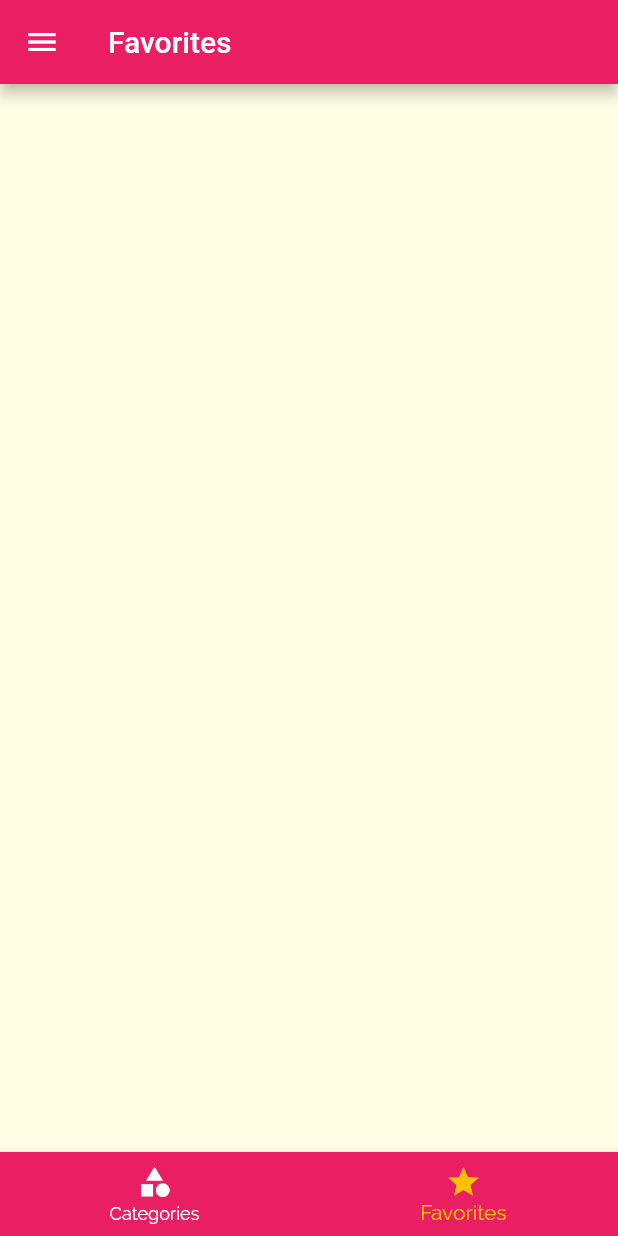
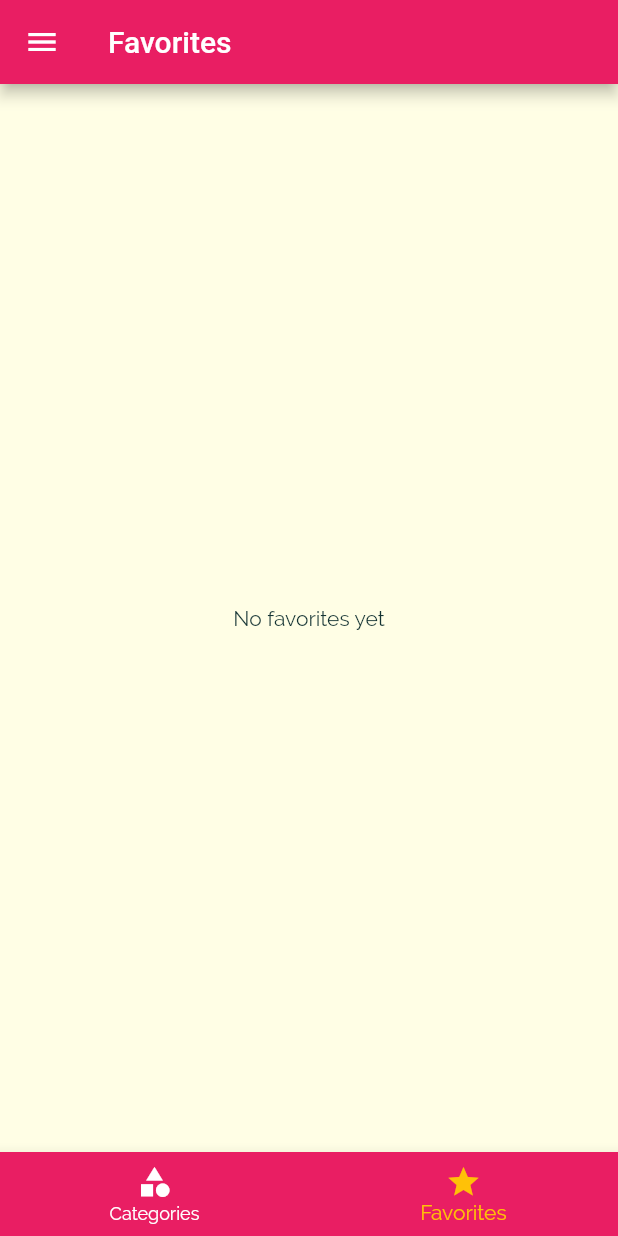
Before and after one commit to Vagabond8024/meals_app, a Flutter app: the screen it shows after launch, item 2 of the bottom bar chosen, on a phone screen of 412 x 824 dp. Run offline on Flutter 3.47's test engine with Material 2 defaults, Android fonts, the phone set to English and light mode, and no system bars.

Commit message:
added favorites screen

```diff
--- a/lib/main.dart
+++ b/lib/main.dart
@@ -1,3 +1,5 @@
+import 'dart:math';
+
 import 'package:flutter/material.dart';
 import 'package:meals_app/dummy_data.dart';
 import 'package:meals_app/models/meal.dart';
@@ -25,6 +27,7 @@ class _MyAppState extends State<MyApp> {
   };
 
   List<Meal> _availableMeals = dummyMeals;
+  List<Meal> _favoriteMeals = [];
 
   void _setFilters(Map<String, bool> filterData) {
     setState(() {
@@ -45,6 +48,25 @@ class _MyAppState extends State<MyApp> {
         return true;
       }).toList();
     });
+  }
+
+  void _toggleFavorite(String mealId) {
+    final existingIndex =
+        _favoriteMeals.indexWhere((element) => element.id == mealId);
+    if (existingIndex >= 0) {
+      setState(() {
+        _favoriteMeals.removeAt(existingIndex);
+      });
+    } else {
+      setState(() {
+        _favoriteMeals
+            .add(dummyMeals.firstWhere((element) => element.id == mealId));
+      });
+    }
+  }
+
+  bool _isMealFavorite(String id) {
+    return _favoriteMeals.any((element) => element.id == id);
   }
 
   @override
@@ -69,10 +91,11 @@ class _MyAppState extends State<MyApp> {
               )),
       initialRoute: '/',
       routes: {
-        '/': (context) => TabsScreen(),
+        '/': (context) => TabsScreen(favoriteMeals: _favoriteMeals),
         '/category-meal': (context) =>
             CategoryMealsScreen(availableMeal: _availableMeals),
-        '/meal-detail': (context) => const MealDetailScreen(),
+        '/meal-detail': (context) => MealDetailScreen(
+            toggleFavorite: _toggleFavorite, isFavorite: _isMealFavorite),
         '/filters': (context) =>
             FiltersScreen(saveFilters: _setFilters, currentFilters: _filters),
       },
--- a/lib/screens/category_meals_screen.dart
+++ b/lib/screens/category_meals_screen.dart
@@ -62,7 +62,6 @@ class _CategoryMealsScreenState extends State<CategoryMealsScreen> {
             duration: displayedMeals[index].duration,
             complexity: displayedMeals[index].complexity,
             affordability: displayedMeals[index].affordability,
-            removeItem: _removeMeal,
           );
         },
         itemCount: displayedMeals.length,
--- a/lib/screens/favorires_screen.dart
+++ b/lib/screens/favorires_screen.dart
@@ -1,10 +1,32 @@
 import 'package:flutter/material.dart';
+import 'package:meals_app/models/meal.dart';
+import 'package:meals_app/screens/views/meal_item.dart';
 
 class FavoritesScreen extends StatelessWidget {
-  const FavoritesScreen({Key? key}) : super(key: key);
+  final List<Meal> favoriteMeals;
+  const FavoritesScreen({Key? key, required this.favoriteMeals})
+      : super(key: key);
 
   @override
   Widget build(BuildContext context) {
-    return Container();
+    if (favoriteMeals.isEmpty) {
+      return Center(
+        child: Text('No favorites yet'),
+      );
+    } else {
+      return ListView.builder(
+        itemBuilder: (context, index) {
+          return MealItem(
+            id: favoriteMeals[index].id,
+            title: favoriteMeals[index].title,
+            imageUrl: favoriteMeals[index].imageUrl,
+            duration: favoriteMeals[index].duration,
+            complexity: favoriteMeals[index].complexity,
+            affordability: favoriteMeals[index].affordability,
+          );
+        },
+        itemCount: favoriteMeals.length,
+      );
+    }
   }
 }
--- a/lib/screens/tabs_screen.dart
+++ b/lib/screens/tabs_screen.dart
@@ -1,22 +1,33 @@
 // ignore_for_file: prefer_const_literals_to_create_immutables
 
 import 'package:flutter/material.dart';
+import 'package:meals_app/models/meal.dart';
 import 'package:meals_app/screens/categories_screen.dart';
 import 'package:meals_app/screens/favorires_screen.dart';
 import 'package:meals_app/screens/views/main_drawer.dart';
 
 class TabsScreen extends StatefulWidget {
-  TabsScreen({Key? key}) : super(key: key);
+  final List<Meal> favoriteMeals;
+  TabsScreen({Key? key, required this.favoriteMeals}) : super(key: key);
 
   @override
   State<TabsScreen> createState() => _TabsScreenState();
 }
 
 class _TabsScreenState extends State<TabsScreen> {
-  final List<Map<String, Object>> _pages = [
-    {'page': CategoriesScreen(), 'title': 'Categories'},
-    {'page': FavoritesScreen(), 'title': 'Favorites'},
-  ];
+  late List<Map<String, Object>> _pages;
+
+  @override
+  void initState() {
+    _pages = [
+      {'page': CategoriesScreen(), 'title': 'Categories'},
+      {
+        'page': FavoritesScreen(favoriteMeals: widget.favoriteMeals),
+        'title': 'Favorites'
+      },
+    ];
+    super.initState();
+  }
 
   int _selectedPageIndex = 0;
 
--- a/lib/screens/views/meal_item.dart
+++ b/lib/screens/views/meal_item.dart
@@ -8,7 +8,6 @@ class MealItem extends StatelessWidget {
   final int duration;
   final Complexity complexity;
   final Affordability affordability;
-  final Function removeItem;
 
   const MealItem(
       {Key? key,
@@ -17,8 +16,7 @@ class MealItem extends StatelessWidget {
       required this.duration,
       required this.complexity,
       required this.affordability,
-      required this.id,
-      required this.removeItem})
+      required this.id,})
       : super(key: key);
 
   String get complexityText {
@@ -48,7 +46,7 @@ class MealItem extends StatelessWidget {
         .pushNamed('/meal-detail', arguments: id)
         .then((value) {
       if (value != null) {
-        removeItem(value);
+        // removeItem(value);
       }
     });
   }
```
Also changed, not shown: lib/screens/meal_detail_screen.dart (+7 -3 lines).
